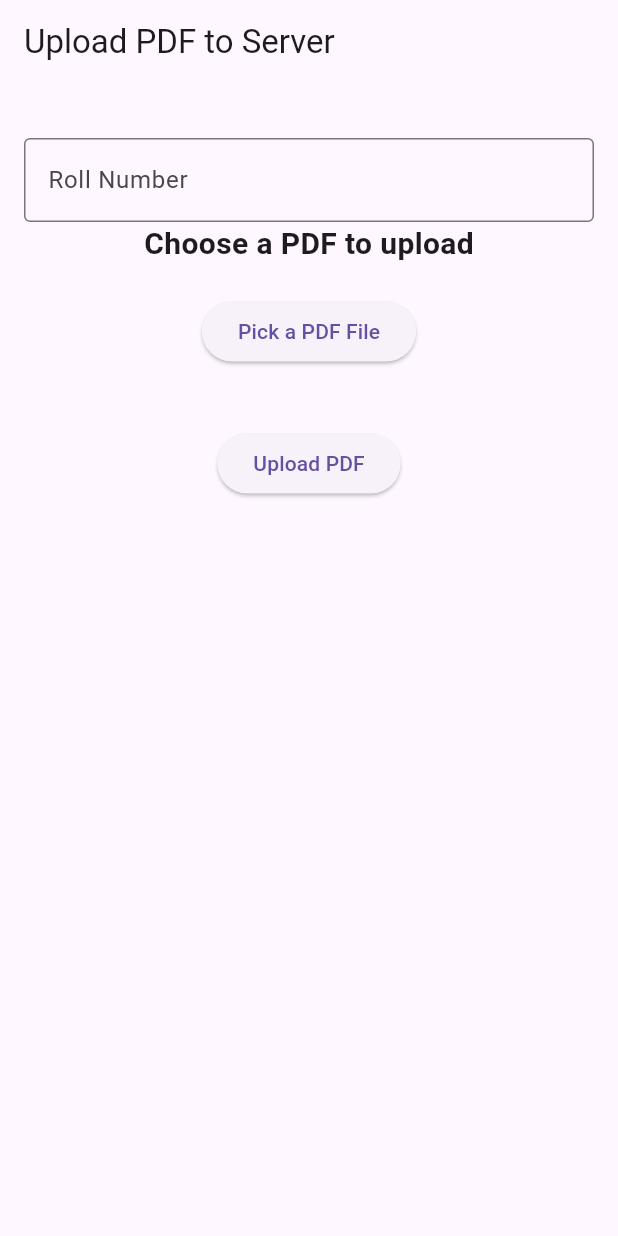
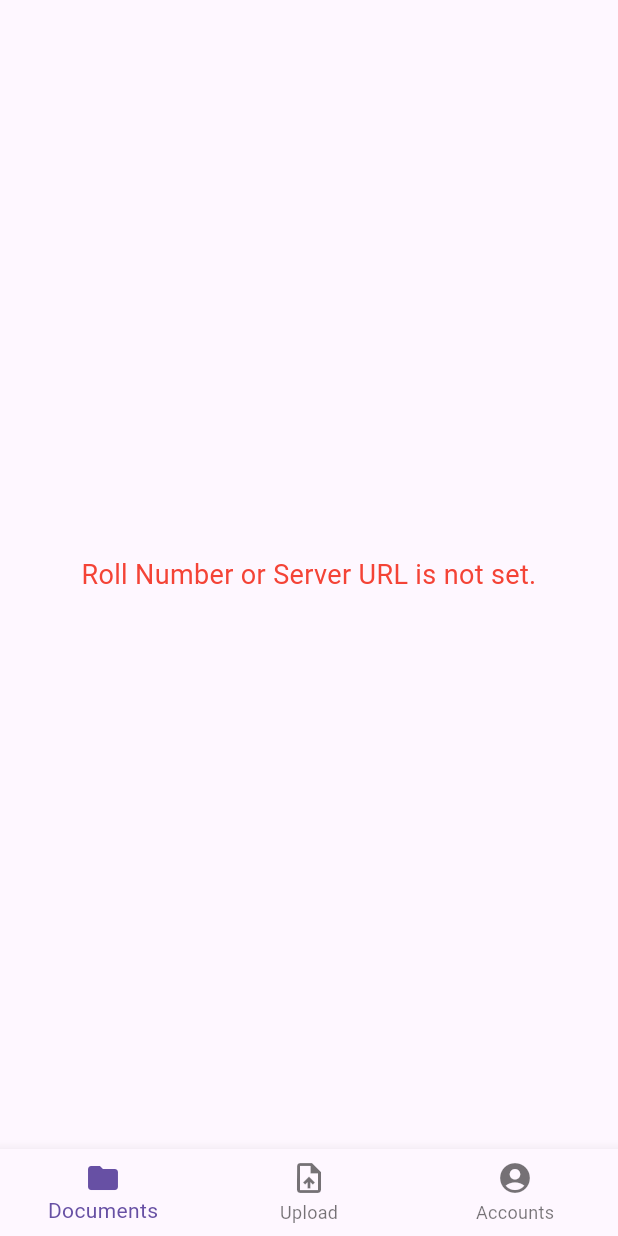
Before and after one commit to sree-vignesh/printerease_app, a Flutter app: the screen it shows after launch, on a phone screen of 412 x 824 dp. Run offline on Flutter 3.47's test engine with Material 3 defaults, Android fonts, the light colour scheme and no system bars; our stand-ins replace file_picker.

Commit message:
Display files list in Documents.

```diff
--- /dev/null
+++ b/devtools_options.yaml
@@ -0,0 +1,3 @@
+description: This file stores settings for Dart & Flutter DevTools.
+documentation: https://docs.flutter.dev/tools/devtools/extensions#configure-extension-enablement-states
+extensions:
--- /dev/null
+++ b/lib/Providers/rollno_provider.dart
@@ -0,0 +1,12 @@
+import 'package:flutter/foundation.dart';
+
+class RollNoProvider extends ChangeNotifier {
+  String? _rollNo;
+
+  String? get rollNo => _rollNo;
+
+  void setRollNo(String? rollNo) {
+    _rollNo = rollNo;
+    notifyListeners(); // Notify listeners about the change
+  }
+}
--- /dev/null
+++ b/lib/Providers/serverurl.dart
@@ -0,0 +1,12 @@
+import 'package:flutter/material.dart';
+
+class ServerProvider extends ChangeNotifier {
+  String? _serverUrl = 'http://10.0.2.2:3000';
+
+  String? get serverUrl => _serverUrl;
+
+  void setServerUrl(String? url) {
+    _serverUrl = url;
+    notifyListeners();
+  }
+}
--- /dev/null
+++ b/lib/Screens/documents.dart
@@ -0,0 +1,101 @@
+import 'dart:convert';
+import 'package:flutter/material.dart';
+import 'package:http/http.dart' as http;
+import 'package:provider/provider.dart';
+import '../Providers/rollno_provider.dart';
+import '../Providers/serverurl.dart';
+
+class DocumentsScreen extends StatefulWidget {
+  const DocumentsScreen({Key? key}) : super(key: key);
+
+  @override
+  State<DocumentsScreen> createState() => _DocumentsScreenState();
+}
+
+class _DocumentsScreenState extends State<DocumentsScreen> {
+  List<MapEntry<String, String>> _files = [];
+  String? _errorMessage;
+
+  @override
+  void initState() {
+    super.initState();
+    _fetchFiles();
+  }
+
+  Future<void> _fetchFiles() async {
+    final rollNoProvider = Provider.of<RollNoProvider>(context, listen: false);
+    final serverProvider = Provider.of<ServerProvider>(context, listen: false);
+
+    final rollNo = rollNoProvider.rollNo;
+    final serverUrl = serverProvider.serverUrl;
+
+    if (rollNo == null || serverUrl == null) {
+      setState(() {
+        _errorMessage = "Roll Number or Server URL is not set.";
+      });
+      return;
+    }
+
+    final url = Uri.parse('$serverUrl/files/$rollNo');
+
+    try {
+      final response = await http.get(url);
+
+      if (response.statusCode == 200) {
+        final data = json.decode(response.body);
+
+        if (data is Map<String, dynamic> &&
+            data['files'] is Map<String, dynamic>) {
+          final filesMap = Map<String, String>.from(data['files']);
+          setState(() {
+            _files = filesMap.entries
+                .toList(); // Convert the map to a list of entries
+            _errorMessage = null;
+          });
+        } else {
+          setState(() {
+            _errorMessage = "Unexpected response format from the server.";
+          });
+        }
+      } else {
+        setState(() {
+          _errorMessage = "Failed to fetch files: ${response.reasonPhrase}";
+        });
+      }
+    } catch (e) {
+      setState(() {
+        _errorMessage = "Error fetching files: $e";
+      });
+    }
+  }
+
+  @override
+  Widget build(BuildContext context) {
+    return SafeArea(
+      child: Padding(
+        padding: const EdgeInsets.all(10),
+        child: Center(
+          child: _errorMessage != null
+              ? Text(
+                  _errorMessage!,
+                  textAlign: TextAlign.center,
+                  style: const TextStyle(fontSize: 18, color: Colors.red),
+                )
+              : _files.isNotEmpty
+                  ? ListView.builder(
+                      itemCount: _files.length,
+                      itemBuilder: (context, index) {
+                        final entry = _files[index];
+                        return ListTile(
+                          title: Text(entry.value), // Original file name
+                          subtitle: Text(entry.key), // Identifier
+                          leading: const Icon(Icons.picture_as_pdf),
+                        );
+                      },
+                    )
+                  : const CircularProgressIndicator(),
+        ),
+      ),
+    );
+  }
+}
--- a/lib/main.dart
+++ b/lib/main.dart
@@ -1,157 +1,87 @@
 import 'package:flutter/material.dart';
-import 'package:file_picker/file_picker.dart';
-import 'package:http/http.dart' as http;
-import 'dart:io';
-import 'dart:convert';
+import 'package:printer_flutter_app/Screens/documents.dart';
+import 'package:provider/provider.dart';
+import 'Screens/upload.dart';
+import 'Screens/accounts.dart';
+import 'Providers/rollno_provider.dart';
+import 'Providers/serverurl.dart';
 
 void main() {
-  runApp(const MyApp());
+  // runApp(
+  //   ChangeNotifierProvider(
+  //     create: (_) => RollNoProvider(),
+  //     child: const MyApp(),
+  //   ),
+  // );
+  runApp(
+    MultiProvider(
+      providers: [
+        ChangeNotifierProvider(create: (_) => RollNoProvider()),
+        ChangeNotifierProvider(create: (_) => ServerProvider()),
+      ],
+      child: const MyApp(),
+    ),
+  );
 }
 
 class MyApp extends StatelessWidget {
-  const MyApp({super.key});
+  const MyApp({Key? key}) : super(key: key);
 
   @override
   Widget build(BuildContext context) {
     return MaterialApp(
-      title: 'PDF Upload',
+      title: 'PDF Upload App',
       theme: ThemeData(
         primarySwatch: Colors.pink,
       ),
-      home: const MyHomePage(),
+      home: const HomePage(),
     );
   }
 }
 
-class MyHomePage extends StatefulWidget {
-  const MyHomePage({super.key});
+class HomePage extends StatefulWidget {
+  const HomePage({Key? key}) : super(key: key);
 
   @override
-  _MyHomePageState createState() => _MyHomePageState();
+  State<HomePage> createState() => _HomePageState();
 }
 
-class _MyHomePageState extends State<MyHomePage> {
-  File? _selectedFile;
-  bool _isUploading = false;
-  String? _responseMessage;
+class _HomePageState extends State<HomePage> {
+  int _currentIndex = 0;
 
-  // Function to pick the file
-  TextEditingController _rollNoController = TextEditingController();
-  Future<void> _pickFile() async {
-    FilePickerResult? result = await FilePicker.platform
-        .pickFiles(type: FileType.custom, allowedExtensions: ['pdf']);
+  final List<Widget> _screens = [
+    const DocumentsScreen(),
+    const UploadScreen(),
+    const AccountsScreen(),
+  ];
 
-    if (result != null) {
-      setState(() {
-        _selectedFile = File(result.files.single.path!);
-        _responseMessage = null; // Clear previous response message
-      });
-    } else {
-      // User canceled the picker
-      print('No file selected');
-    }
-  }
-
-  // Function to upload the selected file
-  Future<void> _uploadFile() async {
-    if (_selectedFile == null) {
-      setState(() {
-        _responseMessage = 'No file selected';
-      });
-      return;
-    }
-
+  void _onTabTapped(int index) {
     setState(() {
-      _isUploading = true;
-      _responseMessage = null; // Clear any previous response message
+      _currentIndex = index;
     });
-
-    try {
-      var uri = Uri.parse(
-          'http://10.0.2.2:3000/upload'); // Replace with your server URL
-      var request = http.MultipartRequest('POST', uri)
-        ..fields['rollno'] = _rollNoController
-            .text; // Add text field value (rollno) to the request
-      request.files
-          .add(await http.MultipartFile.fromPath('pdf', _selectedFile!.path));
-      // ignore: avoid_single_cascade_in_expression_statements
-
-      // Send the request
-      var response = await request.send();
-
-      if (response.statusCode == 200) {
-        // If the server responds successfully
-        var responseBody = await response.stream.bytesToString();
-        var jsonResponse = json.decode(responseBody);
-        setState(() {
-          _responseMessage =
-              'Upload successful! Identifier: ${jsonResponse['identifier']}';
-        });
-      } else {
-        setState(() {
-          _responseMessage =
-              'Upload failed. Status code: ${response.statusCode}';
-        });
-      }
-    } catch (e) {
-      setState(() {
-        _responseMessage = 'Error uploading file: $e';
-      });
-    } finally {
-      setState(() {
-        _isUploading = false;
-      });
-    }
   }
 
   @override
   Widget build(BuildContext context) {
     return Scaffold(
-      appBar: AppBar(
-        title: const Text('Upload PDF to Server'),
-      ),
-      body: Padding(
-        padding: const EdgeInsets.all(16.0),
-        child: Column(
-          crossAxisAlignment: CrossAxisAlignment.center,
-          children: <Widget>[
-            const SizedBox(height: 20),
-            TextField(
-              controller: _rollNoController,
-              decoration: InputDecoration(
-                labelText: 'Roll Number',
-                border: OutlineInputBorder(),
-              ),
-              keyboardType: TextInputType.number,
-            ),
-            const Text(
-              'Choose a PDF to upload',
-              style: TextStyle(fontSize: 20, fontWeight: FontWeight.bold),
-            ),
-            const SizedBox(height: 20),
-            ElevatedButton(
-              onPressed: _pickFile,
-              child: const Text('Pick a PDF File'),
-            ),
-            const SizedBox(height: 20),
-            if (_selectedFile != null)
-              Text('Selected file: ${_selectedFile!.path.split('/').last}'),
-            const SizedBox(height: 20),
-            ElevatedButton(
-              onPressed: _isUploading ? null : _uploadFile,
-              child: _isUploading
-                  ? const CircularProgressIndicator()
-                  : const Text('Upload PDF'),
-            ),
-            const SizedBox(height: 20),
-            if (_responseMessage != null)
-              Text(
-                _responseMessage!,
-                textAlign: TextAlign.center,
-                style: const TextStyle(fontSize: 16, color: Colors.green),
-              ),
-          ],
-        ),
+      body: _screens[_currentIndex],
+      bottomNavigationBar: BottomNavigationBar(
+        currentIndex: _currentIndex,
+        onTap: _onTabTapped,
+        items: const [
+          BottomNavigationBarItem(
+            icon: Icon(Icons.folder),
+            label: 'Documents',
+          ),
+          BottomNavigationBarItem(
+            icon: Icon(Icons.upload_file),
+            label: 'Upload',
+          ),
+          BottomNavigationBarItem(
+            icon: Icon(Icons.account_circle),
+            label: 'Accounts',
+          ),
+        ],
       ),
     );
   }
--- a/pubspec.yaml
+++ b/pubspec.yaml
@@ -32,7 +32,7 @@ dependencies:
     sdk: flutter
   http: ^0.13.3 # HTTP package to send requests
   file_picker: ^5.0.1
-
+  provider: ^6.0.5
   # The following adds the Cupertino Icons font to your application.
   # Use with the CupertinoIcons class for iOS style icons.
   cupertino_icons: ^1.0.8
```
Also changed, not shown: lib/Screens/accounts.dart (added, +72 -0 lines), lib/Screens/upload-mine.dart (added, +158 -0 lines), lib/Screens/upload.dart (added, +163 -0 lines), pubspec.lock, 1 other file.
